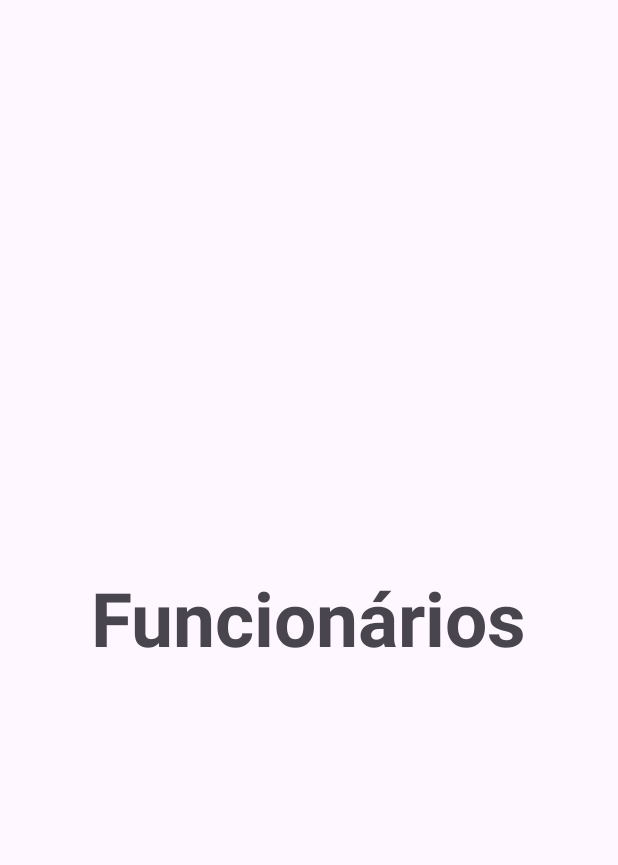
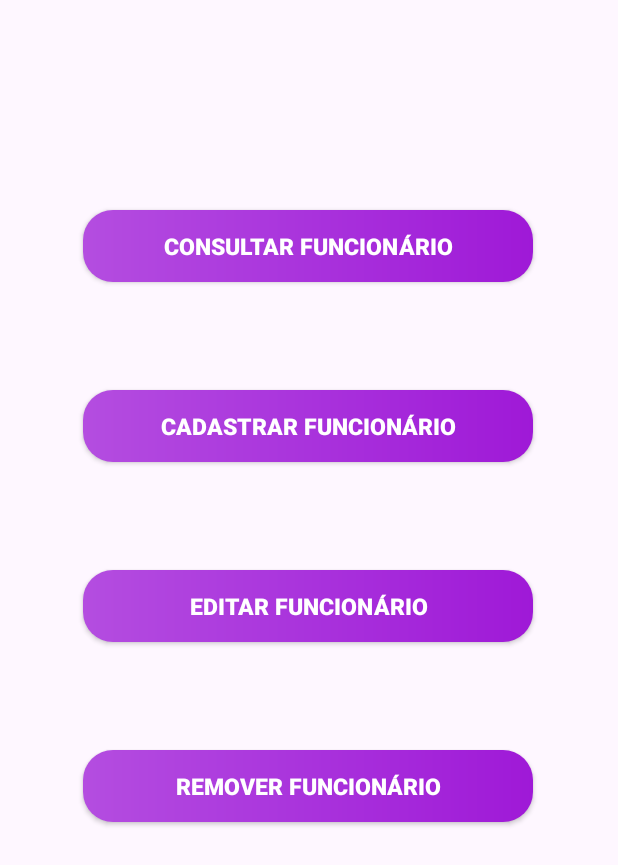
Before and after one commit to Guilherm12122/Aplicativo-Start, an Android app: the fragment FuncionarioFragment shown on its own in the app's theme, on a phone screen of 412 x 824 dp. Shown: the top 865 px of the screen. Run offline under Robolectric (Android 15) with nearby library versions, the phone set to English and light mode, and no system bars.

Commit message:
wireframe de CRUD de funcionário implementado.

```diff
--- /dev/null
+++ b/app/src/main/java/com/example/app_start/FuncionarioActivity.java
@@ -0,0 +1,4 @@
+package com.example.app_start;
+
+public class FuncionarioActivity {
+}
--- a/app/src/main/res/layout/activity_login_start.xml
+++ b/app/src/main/res/layout/activity_login_start.xml
@@ -70,8 +70,6 @@
         app:layout_constraintStart_toStartOf="@id/containerComponents"
         app:layout_constraintEnd_toEndOf="@id/containerComponents"
         app:layout_constraintTop_toBottomOf="@id/progress_bar"
-
-
         />
 
     <ProgressBar
--- a/app/src/main/res/layout/fragment_funcionario.xml
+++ b/app/src/main/res/layout/fragment_funcionario.xml
@@ -1,21 +1,58 @@
 <?xml version="1.0" encoding="utf-8"?>
-<LinearLayout xmlns:android="http://schemas.android.com/apk/res/android"
+
+<androidx.core.widget.NestedScrollView xmlns:app="http://schemas.android.com/apk/res-auto"
     xmlns:tools="http://schemas.android.com/tools"
     android:layout_width="match_parent"
     android:layout_height="match_parent"
-    android:orientation="vertical"
-    android:gravity="center"
-    tools:context=".ui.funcionario.FuncionarioFragment">
+    android:fillViewport="true"
+    xmlns:android="http://schemas.android.com/apk/res/android">
 
 
-    <TextView
-        android:id="@+id/txt_funcionario"
-        android:layout_width="wrap_content"
-        android:layout_height="wrap_content"
-        android:text="Funcionários"
-        android:textSize="50sp"
-        android:textStyle="bold"/>
+    <androidx.constraintlayout.widget.ConstraintLayout
+        android:layout_width="match_parent"
+        android:layout_height="match_parent"
+        tools:context=".FuncionarioActivity">
+
+        <androidx.appcompat.widget.AppCompatButton
+            android:id="@+id/btn_consultar_funcionario"
+            style="@style/button_consulta_funcionario"
+            android:layout_marginTop="140dp"
+            android:text="@string/consulta_funcionario"
+            app:layout_constraintEnd_toEndOf="parent"
+            app:layout_constraintHorizontal_bias="0.497"
+            app:layout_constraintStart_toStartOf="parent"
+            app:layout_constraintTop_toTopOf="parent" />
+
+        <androidx.appcompat.widget.AppCompatButton
+            android:id="@+id/btn_adicionar_funcionario"
+            style="@style/button_adicionar_funcionario"
+            android:layout_marginTop="72dp"
+            android:text="@string/adiciona_funcionario"
+            app:layout_constraintEnd_toEndOf="parent"
+            app:layout_constraintHorizontal_bias="0.495"
+            app:layout_constraintStart_toStartOf="parent"
+            app:layout_constraintTop_toBottomOf="@id/btn_consultar_funcionario" />
+
+        <androidx.appcompat.widget.AppCompatButton
+            android:id="@+id/btn_editar_funcionario"
+            style="@style/button_edita_funcionario"
+            android:layout_marginTop="72dp"
+            android:text="@string/editar_funcionario"
+            app:layout_constraintEnd_toEndOf="parent"
+            app:layout_constraintHorizontal_bias="0.495"
+            app:layout_constraintStart_toStartOf="parent"
+            app:layout_constraintTop_toBottomOf="@id/btn_adicionar_funcionario" />
+
+        <androidx.appcompat.widget.AppCompatButton
+            android:id="@+id/btn_remover_funcionario"
+            style="@style/button_excluir_funcionario"
+            android:layout_marginTop="72dp"
+            android:text="@string/excluir_funcionario"
+            app:layout_constraintEnd_toEndOf="parent"
+            app:layout_constraintHorizontal_bias="0.495"
+            app:layout_constraintStart_toStartOf="parent"
+            app:layout_constraintTop_toBottomOf="@id/btn_editar_funcionario" />
 
 
-
-</LinearLayout>
+    </androidx.constraintlayout.widget.ConstraintLayout>
+</androidx.core.widget.NestedScrollView>
--- a/app/src/main/res/values/strings.xml
+++ b/app/src/main/res/values/strings.xml
@@ -4,6 +4,10 @@
     <string name="nome">Nome</string>
     <string name="senha">Senha</string>
     <string name="teste">Teste</string>
+    <string name="consulta_funcionario">Consultar funcionário</string>
+    <string name="adiciona_funcionario">Cadastrar funcionário</string>
+    <string name="editar_funcionario">Editar funcionário</string>
+    <string name="excluir_funcionario">Remover funcionário</string>
     <string name="title_activity_home_page">home_page</string>
     <string name="navigation_drawer_open">Open navigation drawer</string>
     <string name="navigation_drawer_close">Close navigation drawer</string>
--- a/app/src/main/res/values/styles.xml
+++ b/app/src/main/res/values/styles.xml
@@ -31,6 +31,46 @@
         <item name="android:background">@drawable/button</item>
     </style>
 
+    <style name="button_consulta_funcionario">
+        <item name="android:textColor">@color/white</item>
+        <item name="android:textSize">15sp</item>
+        <item name="android:textStyle">bold</item>
+        <item name="android:background">@drawable/button</item>
+        <item name="android:layout_width">300dp</item>
+        <item name="android:layout_height">wrap_content</item>
+        <item name="android:layout_marginTop">30dp</item>
+    </style>
+
+    <style name="button_adicionar_funcionario">
+        <item name="android:textColor">@color/white</item>
+        <item name="android:textSize">15sp</item>
+        <item name="android:textStyle">bold</item>
+        <item name="android:background">@drawable/button</item>
+        <item name="android:layout_width">300dp</item>
+        <item name="android:layout_height">wrap_content</item>
+        <item name="android:layout_marginTop">30dp</item>
+    </style>
+
+    <style name="button_edita_funcionario">
+        <item name="android:textColor">@color/white</item>
+        <item name="android:textSize">15sp</item>
+        <item name="android:textStyle">bold</item>
+        <item name="android:background">@drawable/button</item>
+        <item name="android:layout_width">300dp</item>
+        <item name="android:layout_height">wrap_content</item>
+        <item name="android:layout_marginTop">30dp</item>
+    </style>
+
+    <style name="button_excluir_funcionario">
+        <item name="android:textColor">@color/white</item>
+        <item name="android:textSize">15sp</item>
+        <item name="android:textStyle">bold</item>
+        <item name="android:background">@drawable/button</item>
+        <item name="android:layout_width">300dp</item>
+        <item name="android:layout_height">wrap_content</item>
+        <item name="android:layout_marginTop">30dp</item>
+    </style>
+
     <style name="button_teste">
         <item name="android:layout_width">match_parent</item>
         <item name="android:layout_height">wrap_content</item>
```
